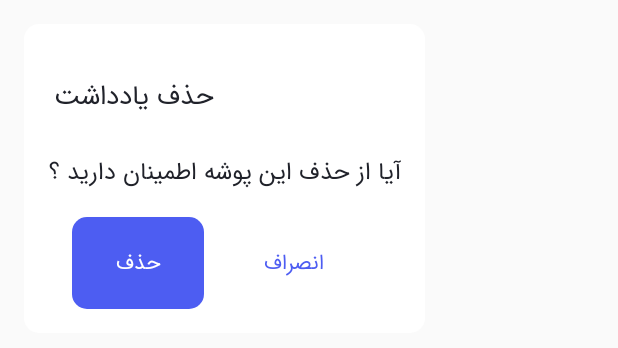
After one commit to Mohsenataei/Note-Taking-App, an Android app: the layout dialog_delete.xml on its own in the app's theme, with its tools: preview values and no code run, on a phone screen of 412 x 824 dp. The commit adds this screen. Shown: the top 348 px of the screen. Run offline under Robolectric (Android 15) with nearby library versions, the phone set to English and light mode, and no system bars.

Commit message:
deleting note implemented and  working just fine

```diff
--- a/app/src/main/java/com/cafe/noteapp/di/module/AppModule.kt
+++ b/app/src/main/java/com/cafe/noteapp/di/module/AppModule.kt
@@ -2,6 +2,7 @@ package com.cafe.noteapp.di.module
 
 import android.content.Context
 import com.cafe.noteapp.app.NoteApp
+import com.cafe.noteapp.bus.EventBus
 import com.cafe.noteapp.di.builder.ViewModelBuilder
 import com.cafe.noteapp.util.hepers.Convertor
 import dagger.Module
@@ -23,4 +24,8 @@ object AppModule {
     fun provideConvertor() = Convertor
 
 
+    @Provides
+    @Singleton
+    internal fun eventBus() = EventBus.instance
+
 }
--- /dev/null
+++ b/app/src/main/res/layout/dialog_delete.xml
@@ -0,0 +1,53 @@
+<?xml version="1.0" encoding="utf-8"?>
+<layout xmlns:android="http://schemas.android.com/apk/res/android"
+    xmlns:app="http://schemas.android.com/apk/res-auto">
+
+    <data>
+
+    </data>
+
+    <androidx.constraintlayout.widget.ConstraintLayout
+        android:layout_width="wrap_content"
+        android:layout_height="wrap_content"
+        android:layout_margin="@dimen/margin_x_middle"
+        android:background="@drawable/shape_white_base_rectangle"
+        android:padding="@dimen/padding_x_middle">
+
+        <TextView
+            android:id="@+id/title"
+            style="@style/AppTheme.TextView.Title"
+            android:layout_width="match_parent"
+            android:layout_height="wrap_content"
+            android:text="@string/delete_note"
+            app:layout_constraintTop_toTopOf="parent" />
+
+        <TextView
+            android:id="@+id/desctiption"
+            style="@style/AppTheme.TextView.DialogHeadLine"
+            android:layout_width="match_parent"
+            android:layout_height="wrap_content"
+            android:text="@string/are_you_sure_want_to_delete_this_folder"
+            app:layout_constraintTop_toBottomOf="@id/title" />
+
+        <Button
+            android:id="@+id/confirm"
+            style="@style/AppTheme.Button.Confirm"
+            android:layout_width="wrap_content"
+            android:layout_height="wrap_content"
+            android:layout_marginStart="@dimen/margin_x_middle"
+            android:text="@string/delete"
+            app:layout_constraintStart_toStartOf="parent"
+            app:layout_constraintTop_toBottomOf="@id/desctiption" />
+
+        <Button
+            android:id="@+id/cancel"
+            style="@style/AppTheme.Button.Cancel"
+            android:layout_width="wrap_content"
+            android:layout_height="wrap_content"
+            android:text="@string/cancel"
+            app:layout_constraintStart_toEndOf="@id/confirm"
+            app:layout_constraintTop_toBottomOf="@+id/desctiption" />
+
+
+    </androidx.constraintlayout.widget.ConstraintLayout>
+</layout>
--- a/app/src/main/res/values/strings.xml
+++ b/app/src/main/res/values/strings.xml
@@ -14,4 +14,9 @@
     <string name="yesterday">دیروز</string>
     <string name="day_ago">روز پیش</string>
     <string name="month_ago">ماه پیش</string>
+    <string name="edit_title">تغییر عنوان</string>
+    <string name="delete_title">حذف کردن</string>
+    <string name="are_you_sure_want_to_delete_this_folder">آیا از حذف این پوشه اطمینان دارید ؟</string>
+    <string name="delete_note">حذف یادداشت</string>
+    <string name="delete">حذف</string>
 </resources>
--- a/data/src/main/java/com/cafe/data/source/db/dao/NoteDao.kt
+++ b/data/src/main/java/com/cafe/data/source/db/dao/NoteDao.kt
@@ -19,8 +19,8 @@ interface NoteDao {
     @Update
     suspend fun updateNote(note: Note): Int
 
-    @Delete
-    suspend fun deleteNote(note: Note)
+    @Query("DELETE FROM notes WHERE `index` = :id")
+    suspend fun deleteNote(id: Int): Int
 
     @Query("SELECT * from notes WHERE folderId = 0")
     suspend fun getOrphanNotes(): List<Note>
--- a/data/src/main/java/com/cafe/data/source/repository/notes/NoteRepository.kt
+++ b/data/src/main/java/com/cafe/data/source/repository/notes/NoteRepository.kt
@@ -28,9 +28,9 @@ class NoteRepository @Inject constructor(
         return safeCall { noteDao.insertOrUpdate(note) }
     }
 
-    suspend fun deleteNote(note: Note) {
-        safeCall {
-            noteDao.deleteNote(note)
+    suspend fun deleteNote(noteId: Int): Either<Error,Int>  {
+      return  safeCall {
+            noteDao.deleteNote(noteId)
         }
     }
 
```
Also changed, not shown: app/src/main/java/com/cafe/noteapp/bus/EventBus.kt (added, +34 -0 lines), app/src/main/java/com/cafe/noteapp/event/Events.kt (added, +9 -0 lines), app/src/main/java/com/cafe/noteapp/ui/home/dialog/DeleteDialogFragment.kt (added, +141 -0 lines), app/src/main/java/com/cafe/noteapp/ui/home/list/HomeListFragment.kt (+59 -1 lines), app/src/main/java/com/cafe/noteapp/ui/home/list/HomeListViewModel.kt (+25 -89 lines), app/src/main/java/com/cafe/noteapp/util/extentions/Activity.kt (added, +15 -0 lines), app/src/main/java/com/cafe/noteapp/util/extentions/FragmentEx.kt (+27 -0 lines), app/src/main/res/drawable/ic_delete.xml (added, +9 -0 lines), app/src/main/res/drawable/ic_edit.xml (added, +9 -0 lines), app/src/main/res/menu/more_options_menu.xml (added, +15 -0 lines).
